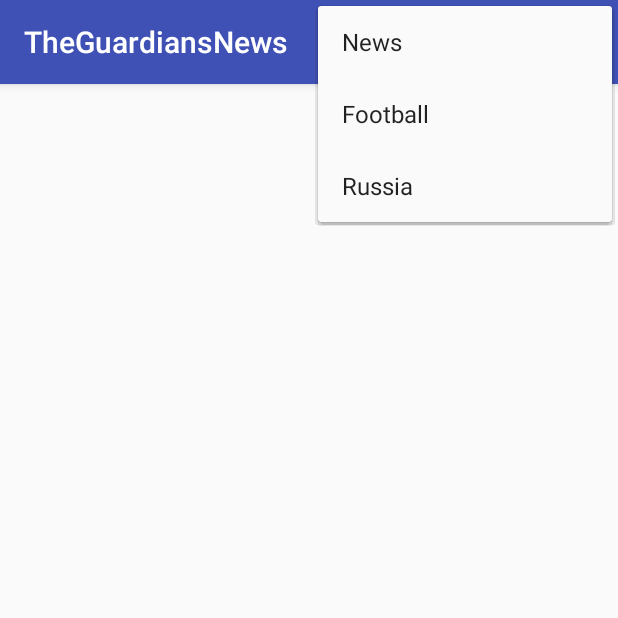
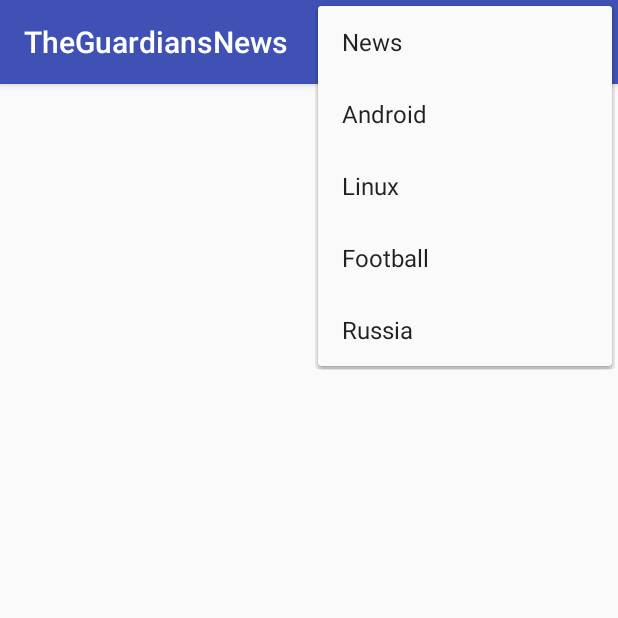
Before and after one commit to alikBalm/TheGuardiansNews, an Android app: the screen it shows after launch (MainActivity), with the options menu open, on a phone screen of 412 x 824 dp, the top half of it. Run offline under Robolectric (Android 15) with nearby library versions, the phone set to English and light mode, and no system bars; 5 statements that could not run were skipped.

Commit message:
Приложение можно считать написанным. Конечно, совершенству нет предела, но это уже переходит в разряд обновлений.

```diff
--- a/app/src/main/res/menu/menu.xml
+++ b/app/src/main/res/menu/menu.xml
@@ -3,6 +3,13 @@
     <item
         android:title="News"
         android:id="@+id/news" ></item>
+    <item
+        android:title="Android"
+        android:id="@+id/android" ></item>
+
+    <item
+        android:title="Linux"
+        android:id="@+id/linux" ></item>
 
     <item
         android:title="Football"
--- a/app/src/main/res/values/strings.xml
+++ b/app/src/main/res/values/strings.xml
@@ -1,6 +1,8 @@
 <resources>
     <string name="app_name">TheGuardiansNews</string>
     <string name="news">news?</string>
+    <string name="android">search?q=Android&amp;</string>
+    <string name="linux">search?q=Linux&amp;</string>
     <string name="football">search?q=football&amp;</string>
     <string name="russia">search?q=Russia&amp;</string>
 </resources>
```
Also changed, not shown: app/src/main/java/com/alikbalm/theguardiansnews/MainActivity.java (+16 -18 lines).
